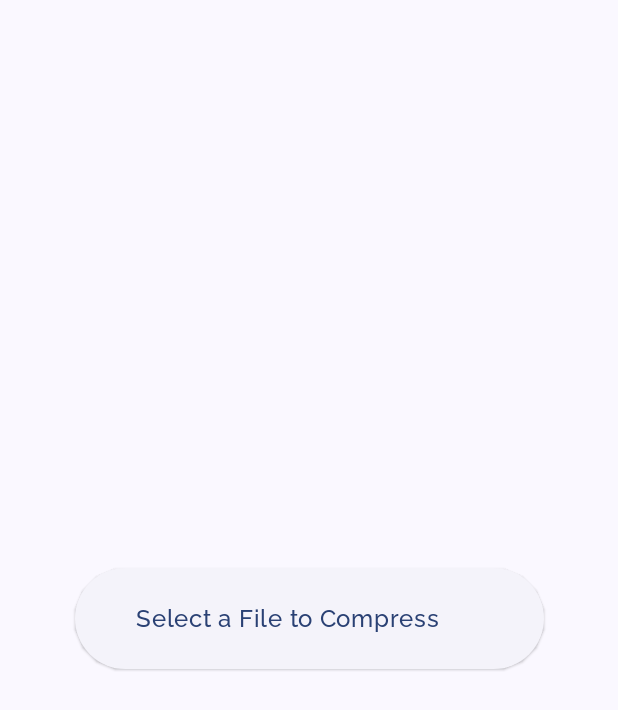
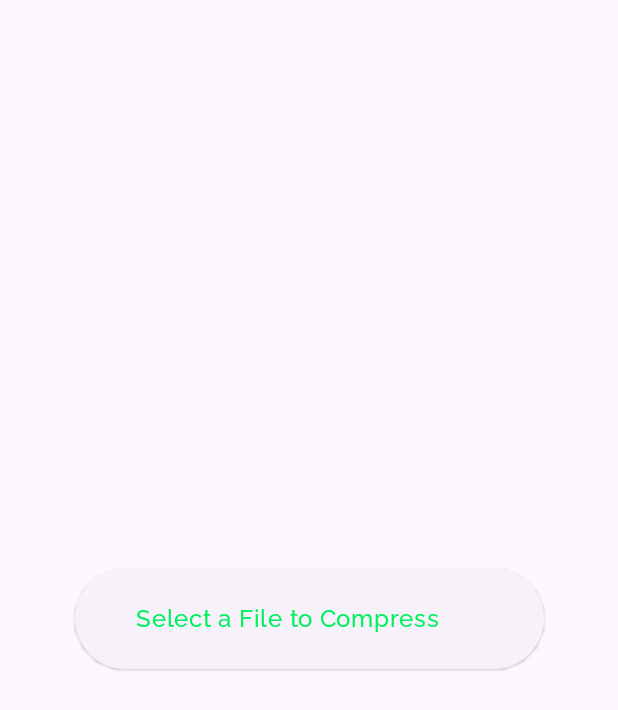
Before and after one commit to Parkhi19/PixPress, an Android app built with Jetpack Compose: the screen it shows after launch (MainActivity), on a phone screen of 412 x 824 dp. Shown: the top 710 px of the screen. Run offline under Robolectric (Android 15) with nearby library versions, the light colour scheme and no system bars.

Commit message:
removed dynamic theme

```diff
--- a/app/src/main/AndroidManifest.xml
+++ b/app/src/main/AndroidManifest.xml
@@ -2,6 +2,8 @@
 <manifest xmlns:android="http://schemas.android.com/apk/res/android"
     xmlns:tools="http://schemas.android.com/tools">
     <uses-permission android:name="android.permission.READ_EXTERNAL_STORAGE"
+        android:maxSdkVersion="32" />
+    <uses-permission android:name="android.permission.WRITE_EXTERNAL_STORAGE"
         android:maxSdkVersion="32" />
 
     <application
@@ -13,6 +15,7 @@
         android:roundIcon="@mipmap/ic_launcher_round"
         android:supportsRtl="true"
         android:theme="@style/Theme.Compressify"
+        android:name=".CompressApplication"
         tools:targetApi="31">
         <activity
             android:name=".MainActivity"
--- a/app/src/main/java/com/notesapp/compressify/ui/theme/Theme.kt
+++ b/app/src/main/java/com/notesapp/compressify/ui/theme/Theme.kt
@@ -41,7 +41,7 @@ private val LightColorScheme = lightColorScheme(
 fun CompressifyTheme(
     darkTheme: Boolean = isSystemInDarkTheme(),
     // Dynamic color is available on Android 12+
-    dynamicColor: Boolean = true,
+    dynamicColor: Boolean = false,
     content: @Composable () -> Unit
 ) {
     val colorScheme = when {
```
